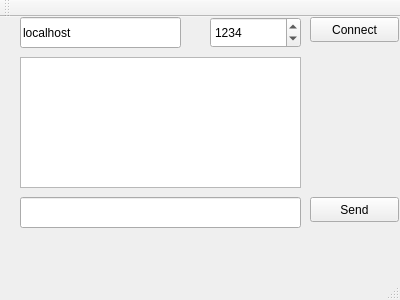
Qt form client/clientQT/mainwindow.ui (in127278/SK_IRC) before a commit.
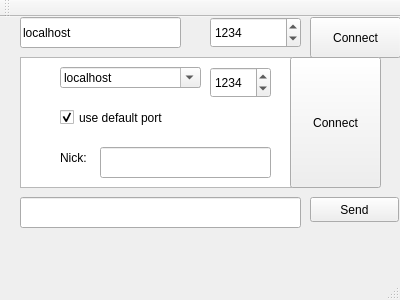
The same form after that commit.

```diff
--- a/client/clientQT/mainwindow.ui
+++ b/client/clientQT/mainwindow.ui
@@ -51,8 +51,8 @@
      <rect>
       <x>310</x>
       <y>0</y>
-      <width>89</width>
-      <height>25</height>
+      <width>91</width>
+      <height>41</height>
      </rect>
     </property>
     <property name="text">
@@ -92,6 +92,100 @@
      <string>Send</string>
     </property>
    </widget>
+   <widget class="QLineEdit" name="lineEdit_3">
+    <property name="geometry">
+     <rect>
+      <x>100</x>
+      <y>130</y>
+      <width>171</width>
+      <height>31</height>
+     </rect>
+    </property>
+   </widget>
+   <widget class="QPushButton" name="pushButton_3">
+    <property name="geometry">
+     <rect>
+      <x>290</x>
+      <y>40</y>
+      <width>91</width>
+      <height>131</height>
+     </rect>
+    </property>
+    <property name="text">
+     <string>Connect</string>
+    </property>
+   </widget>
+   <widget class="QSpinBox" name="spinBox_2">
+    <property name="geometry">
+     <rect>
+      <x>210</x>
+      <y>50</y>
+      <width>61</width>
+      <height>31</height>
+     </rect>
+    </property>
+    <property name="minimum">
+     <number>1200</number>
+    </property>
+    <property name="maximum">
+     <number>1250</number>
+    </property>
+    <property name="value">
+     <number>1234</number>
+    </property>
+   </widget>
+   <widget class="QLabel" name="label">
+    <property name="geometry">
+     <rect>
+      <x>60</x>
+      <y>130</y>
+      <width>41</width>
+      <height>21</height>
+     </rect>
+    </property>
+    <property name="text">
+     <string>Nick:</string>
+    </property>
+   </widget>
+   <widget class="QCheckBox" name="checkBox">
+    <property name="geometry">
+     <rect>
+      <x>60</x>
+      <y>90</y>
+      <width>151</width>
+      <height>21</height>
+     </rect>
+    </property>
+    <property name="text">
+     <string>use default port</string>
+    </property>
+    <property name="checked">
+     <bool>true</bool>
+    </property>
+   </widget>
+   <widget class="QComboBox" name="comboBox">
+    <property name="geometry">
+     <rect>
+      <x>60</x>
+      <y>50</y>
+      <width>141</width>
+      <height>21</height>
+     </rect>
+    </property>
+    <property name="editable">
+     <bool>true</bool>
+    </property>
+    <item>
+     <property name="text">
+      <string>localhost</string>
+     </property>
+    </item>
+    <item>
+     <property name="text">
+      <string>127.0.0.1</string>
+     </property>
+    </item>
+   </widget>
   </widget>
   <widget class="QMenuBar" name="menuBar">
    <property name="geometry">
```
